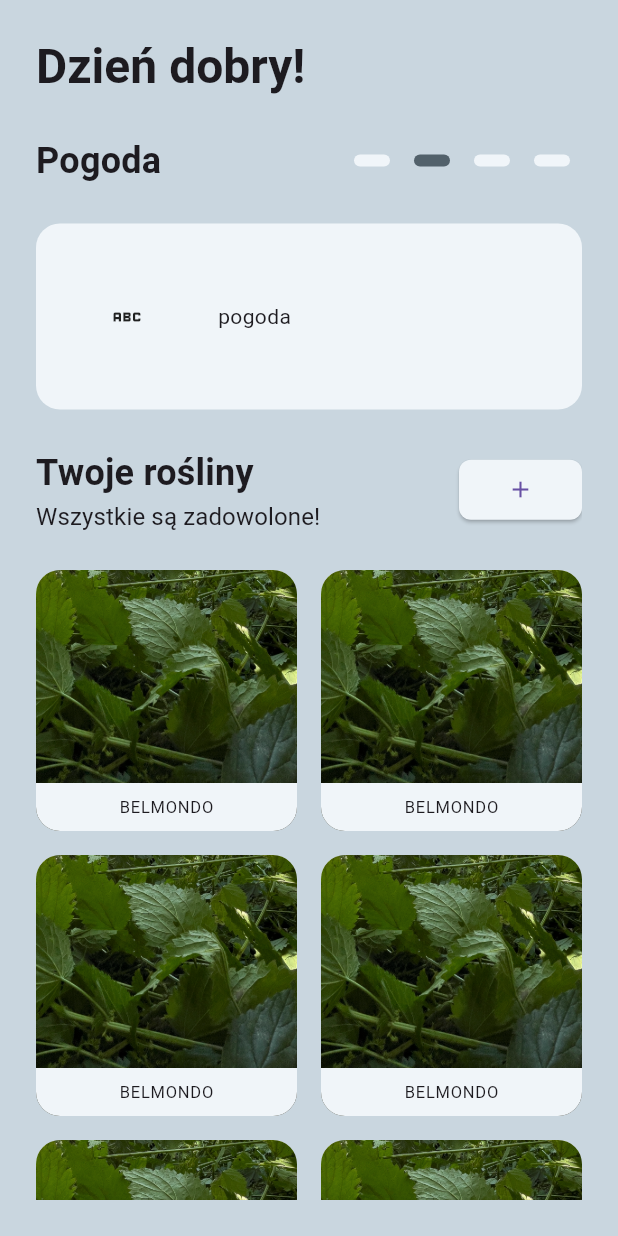
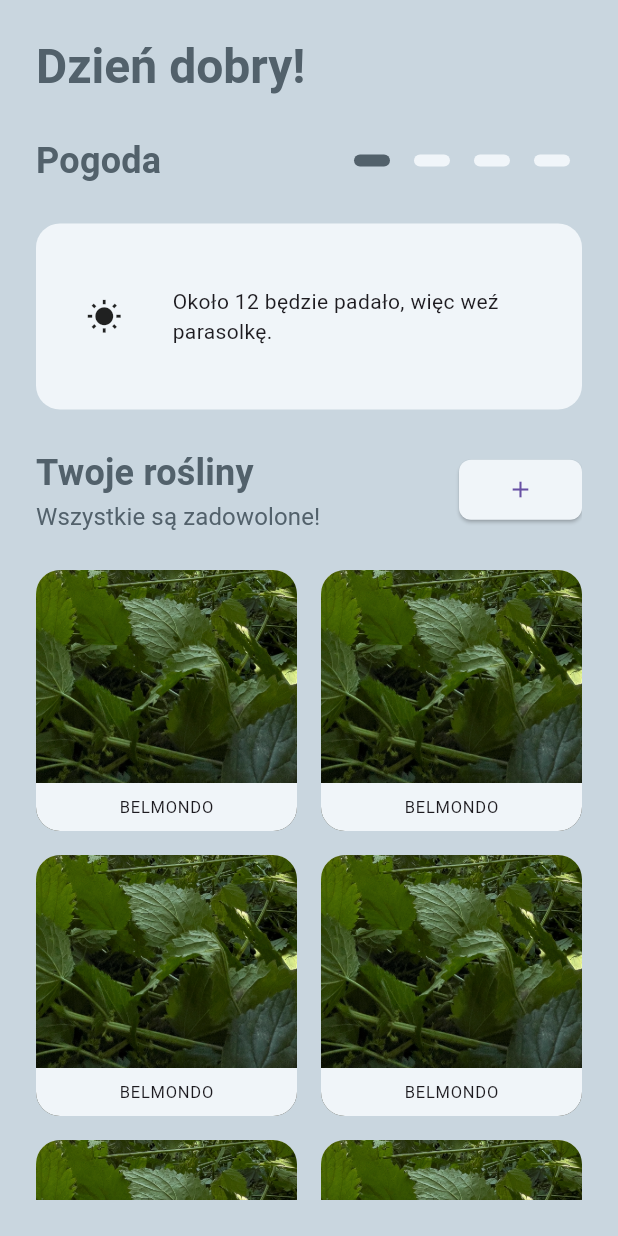
Before and after one commit to wojtekbakun/dzien_dobry, a Flutter app: the screen it shows after launch, on a phone screen of 412 x 824 dp. Run offline on Flutter 3.47's test engine with Material 3 defaults, Android fonts, the light colour scheme and no system bars.

Commit message:
added plant screen and interaction with condition card

```diff
--- a/lib/consts/paddings.dart
+++ b/lib/consts/paddings.dart
@@ -11,6 +11,8 @@ class MyPaddings {
 
   static const EdgeInsets symmetricHorizontal =
       EdgeInsets.symmetric(horizontal: large);
+  static const EdgeInsets symmetricVertical =
+      EdgeInsets.symmetric(vertical: medium, horizontal: small);
   static const EdgeInsets onlyTop = EdgeInsets.only(top: large);
 
   static const EdgeInsets weatherDotsHorizontal =
--- a/lib/main.dart
+++ b/lib/main.dart
@@ -1,7 +1,9 @@
 import 'package:dzien_dobry/consts/colors.dart';
 import 'package:dzien_dobry/data/providers/providers_init.dart';
 import 'package:dzien_dobry/presentation/screens/home_screen.dart';
+import 'package:dzien_dobry/presentation/screens/plant_screen.dart';
 import 'package:flutter/material.dart';
+import 'package:flutter/widgets.dart';
 
 void main() {
   WidgetsFlutterBinding.ensureInitialized();
@@ -27,23 +29,28 @@ class MainApp extends StatelessWidget {
         textTheme: const TextTheme(
           bodySmall: TextStyle(
             fontSize: 16,
+            color: MyColors.primaryDark,
           ),
           titleLarge: TextStyle(
             fontSize: 32,
             fontWeight: FontWeight.w600,
+            color: MyColors.primaryDark,
           ),
           titleMedium: TextStyle(
             fontSize: 24,
             fontWeight: FontWeight.w600,
+            color: MyColors.primaryDark,
           ),
           titleSmall: TextStyle(
             fontSize: 16,
             fontWeight: FontWeight.w400,
+            color: MyColors.primaryDark,
           ),
         ),
       ),
       routes: {
         '/': (context) => const HomeScreen(),
+        '/plant': (context) => const PlantScreen(),
       },
       initialRoute: '/',
     );
--- a/lib/presentation/widgets/plants/single_plant_container.dart
+++ b/lib/presentation/widgets/plants/single_plant_container.dart
@@ -10,7 +10,9 @@ class SinglePlantContainer extends StatelessWidget {
 
   @override
   Widget build(BuildContext context) {
-    return Container(
+    return GestureDetector(
+      onTap: () => Navigator.pushNamed(context, '/plant'),
+      child: Container(
         decoration: BoxDecoration(
           borderRadius: MyRadius.medium,
           color: Theme.of(context).cardColor,
@@ -52,6 +54,7 @@ class SinglePlantContainer extends StatelessWidget {
             ),
           ],
         ),
+      ),
     );
   }
 }
--- a/lib/presentation/widgets/weather/weather_card.dart
+++ b/lib/presentation/widgets/weather/conditions_card.dart
@@ -4,8 +4,10 @@ import 'package:dzien_dobry/data/providers/screen_dimensions.dart';
 import 'package:flutter/material.dart';
 import 'package:provider/provider.dart';
 
-class WeatherCard extends StatelessWidget {
-  const WeatherCard({super.key});
+class ConditionsCard extends StatelessWidget {
+  final String text;
+  final IconData icon;
+  const ConditionsCard({super.key, required this.text, required this.icon});
 
   @override
   Widget build(BuildContext context) {
@@ -19,17 +21,20 @@ class WeatherCard extends StatelessWidget {
           color: Theme.of(context).cardColor,
           borderRadius: MyRadius.medium,
         ),
-        child: const Row(
+        child: Row(
           children: [
             Flexible(
               flex: 1,
               child: Center(
-                child: Icon(Icons.abc),
+                child: Icon(icon),
               ),
             ),
             Flexible(
-              flex: 2,
-              child: Text('pogoda'),
+              flex: 3,
+              child: Text(
+                text,
+                style: Theme.of(context).textTheme.bodyMedium,
+              ),
             )
           ],
         ),
--- a/lib/presentation/widgets/weather/weather_dots.dart
+++ b/lib/presentation/widgets/weather/weather_dots.dart
@@ -2,24 +2,22 @@ import 'package:dzien_dobry/presentation/widgets/weather/weather_dot_single.dart
 import 'package:flutter/material.dart';
 
 class WeatherDots extends StatelessWidget {
-  const WeatherDots({super.key});
+  final int clickedIndex;
+  final int howManyDots;
+  const WeatherDots({
+    super.key,
+    required this.howManyDots,
+    required this.clickedIndex,
+  });
 
   @override
   Widget build(BuildContext context) {
-    return const Row(
+    return Row(
       children: [
-        WeatherDotSingle(
-          isActive: false,
-        ),
-        WeatherDotSingle(
-          isActive: true,
-        ),
-        WeatherDotSingle(
-          isActive: false,
-        ),
-        WeatherDotSingle(
-          isActive: false,
-        ),
+        for (int i = 0; i < howManyDots; i++)
+          WeatherDotSingle(
+            isActive: i == clickedIndex,
+          ),
       ],
     );
   }
--- a/lib/presentation/widgets/weather/weather_panel.dart
+++ b/lib/presentation/widgets/weather/weather_panel.dart
@@ -1,10 +1,41 @@
 import 'package:dzien_dobry/consts/paddings.dart';
-import 'package:dzien_dobry/presentation/widgets/weather/weather_card.dart';
+import 'package:dzien_dobry/presentation/widgets/weather/conditions_card.dart';
 import 'package:dzien_dobry/presentation/widgets/weather/weather_dots.dart';
 import 'package:flutter/material.dart';
 
-class WeatherPanel extends StatelessWidget {
+List<Map<String, dynamic>> weatherData = [
+  {
+    'text': 'Około 12 będzie padało, więc weź parasolkę.',
+    'icon': Icons.wb_sunny,
+  },
+  {
+    'text': 'Powietrze jest czyściutkie i pachnące.',
+    'icon': Icons.air,
+  },
+  {
+    'text': 'Brzoza pyli, więc uważaj na alergie.',
+    'icon': Icons.space_bar,
+  },
+  {
+    'text': 'Dziś będzie bardzo zimno, weź ciepłą kurtkę.',
+    'icon': Icons.filter_tilt_shift_rounded,
+  },
+];
+
+class WeatherPanel extends StatefulWidget {
   const WeatherPanel({super.key});
+
+  @override
+  State<WeatherPanel> createState() => _WeatherPanelState();
+}
+
+class _WeatherPanelState extends State<WeatherPanel> {
+  int index = 0;
+  void getWeatherData(int clickedIndex) {
+    setState(() {
+      index = clickedIndex;
+    });
+  }
 
   @override
   Widget build(BuildContext context) {
@@ -19,15 +50,31 @@ class WeatherPanel extends StatelessWidget {
                 style: Theme.of(context).textTheme.titleMedium,
               ),
               const Expanded(child: Row()),
-              const WeatherDots(),
+              WeatherDots(
+                howManyDots: weatherData.length,
+                clickedIndex: index,
+              ),
             ],
           ),
           GestureDetector(
-            onHorizontalDragEnd: (details) {},
-            child: WeatherCard(),
+            onTap: () {
+              if (index == weatherData.length - 1) {
+                getWeatherData(0);
+              } else {
+                getWeatherData(index + 1);
+              }
+            },
+            child: ConditionsCard(
+              text: weatherData[index]['text'],
+              icon: weatherData[index]['icon'],
+            ),
           )
         ],
       ),
     );
   }
 }
+// Weather Cart
+// Air Card
+// Special Conditions Card
+// Clothing Card
```
Also changed, not shown: lib/presentation/screens/plant_screen.dart (added, +66 -0 lines), lib/presentation/widgets/plants/monitoring_device_data.dart (added, +36 -0 lines), lib/presentation/widgets/plants/plant_description.dart (added, +35 -0 lines), lib/presentation/widgets/plants/plant_image_card.dart (added, +66 -0 lines), lib/presentation/widgets/plants/to_do_panel.dart (added, +35 -0 lines). Lines whose indentation alone changed are shown as unchanged.
